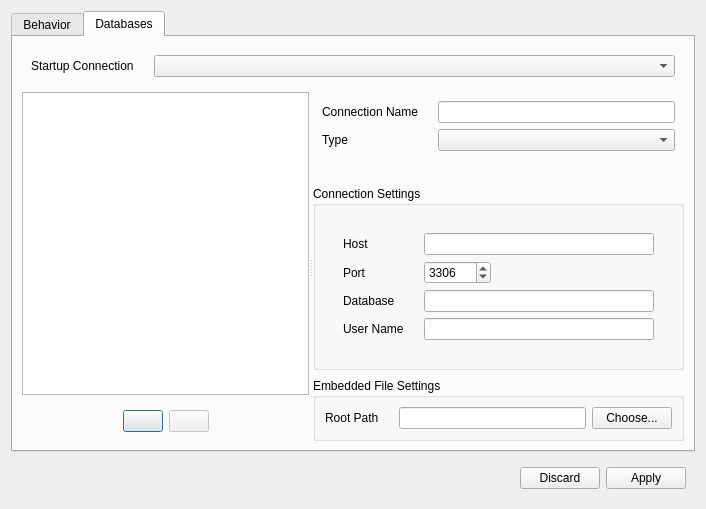
Above: src/SettingsDialog.ui from alemariusnexus/electronicsdb before the change. Below: the same form after it.
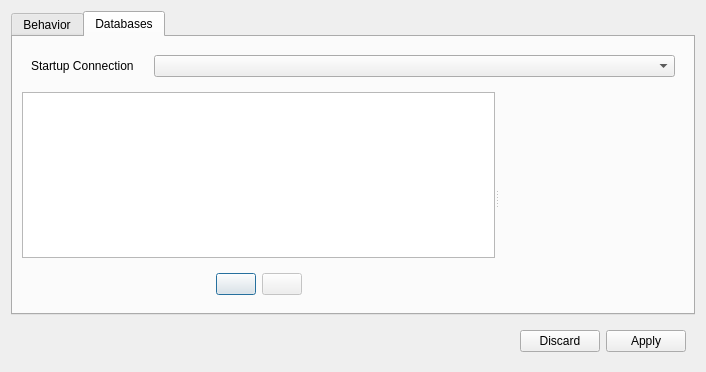
That is the form after the change. The open tabs and pages were chosen to show the change. Icons and pictures are not drawn. Custom widgets are drawn as their Qt base class.

Commit message: Made it work on Windows, included fallback icons, corrected some errors (e.g. buttons that should have been disabled without database connection), tidied up the connection editor (in settings, and in 'New connection' dialogue)

Diff of the .ui file:
```diff
--- a/src/SettingsDialog.ui
+++ b/src/SettingsDialog.ui
@@ -7,7 +7,7 @@
     <x>0</x>
     <y>0</y>
     <width>706</width>
-    <height>432</height>
+    <height>372</height>
    </rect>
   </property>
   <property name="windowTitle">
@@ -153,230 +153,13 @@
            </item>
           </layout>
          </widget>
-         <widget class="QWidget" name="widget" native="true">
+         <widget class="ConnectionEditWidget" name="connEditor" native="true">
           <property name="sizePolicy">
            <sizepolicy hsizetype="Expanding" vsizetype="Preferred">
             <horstretch>0</horstretch>
             <verstretch>0</verstretch>
            </sizepolicy>
           </property>
-          <layout class="QVBoxLayout" name="verticalLayout_2">
-           <item>
-            <widget class="QWidget" name="widget_4" native="true">
-             <layout class="QFormLayout" name="formLayout">
-              <property name="horizontalSpacing">
-               <number>20</number>
-              </property>
-              <item row="0" column="0">
-               <widget class="QLabel" name="label">
-                <property name="text">
-                 <string>Connection Name</string>
-                </property>
-               </widget>
-              </item>
-              <item row="0" column="1">
-               <widget class="QLineEdit" name="connNameField">
-                <property name="enabled">
-                 <bool>true</bool>
-                </property>
-               </widget>
-              </item>
-              <item row="1" column="0">
-               <widget class="QLabel" name="label_5">
-                <property name="text">
-                 <string>Type</string>
-                </property>
-               </widget>
-              </item>
-              <item row="1" column="1">
-               <widget class="QComboBox" name="connTypeBox"/>
-              </item>
-             </layout>
-            </widget>
-           </item>
-           <item>
-            <spacer name="verticalSpacer_2">
-             <property name="orientation">
-              <enum>Qt::Vertical</enum>
-             </property>
-             <property name="sizeType">
-              <enum>QSizePolicy::Fixed</enum>
-             </property>
-             <property name="sizeHint" stdset="0">
-              <size>
-               <width>20</width>
-               <height>20</height>
-              </size>
-             </property>
-            </spacer>
-           </item>
-           <item>
-            <widget class="QGroupBox" name="groupBox">
-             <property name="title">
-              <string>Connection Settings</string>
-             </property>
-             <layout class="QVBoxLayout" name="verticalLayout_4">
-              <item>
-               <widget class="QStackedWidget" name="connStackWidget">
-                <property name="currentIndex">
-                 <number>1</number>
-                </property>
-                <widget class="QWidget" name="page_3">
-                 <layout class="QVBoxLayout" name="verticalLayout_5">
-                  <item>
-                   <widget class="QWidget" name="widget_6" native="true">
-                    <layout class="QFormLayout" name="formLayout_3">
-                     <property name="fieldGrowthPolicy">
-                      <enum>QFormLayout::ExpandingFieldsGrow</enum>
-                     </property>
-                     <property name="horizontalSpacing">
-                      <number>20</number>
-                     </property>
-                     <item row="0" column="1">
-                      <widget class="QLineEdit" name="connServerField"/>
-                     </item>
-                     <item row="1" column="0">
-                      <widget class="QLabel" name="label_3">
-                       <property name="text">
-                        <string>Port</string>
-                       </property>
-                      </widget>
-                     </item>
-                     <item row="1" column="1">
-                      <widget class="QSpinBox" name="connPortField">
-                       <property name="maximum">
-                        <number>999999</number>
-                       </property>
-                       <property name="value">
-                        <number>3306</number>
-                       </property>
-                      </widget>
-                     </item>
-                     <item row="3" column="0">
-                      <widget class="QLabel" name="label_4">
-                       <property name="text">
-                        <string>User Name</string>
-                       </property>
-                      </widget>
-                     </item>
-                     <item row="3" column="1">
-                      <widget class="QLineEdit" name="connUserField"/>
-                     </item>
-                     <item row="0" column="0">
-                      <widget class="QLabel" name="label_2">
-                       <property name="text">
-                        <string>Host</string>
-                       </property>
-                      </widget>
-                     </item>
-                     <item row="2" column="0">
-                      <widget class="QLabel" name="label_7">
-                       <property name="text">
-                        <string>Database</string>
-                       </property>
-                      </widget>
-                     </item>
-                     <item row="2" column="1">
-                      <widget class="QLineEdit" name="connDbField"/>
-                     </item>
-                    </layout>
-                   </widget>
-                  </item>
-                 </layout>
-                </widget>
-                <widget class="QWidget" name="page_4">
-                 <layout class="QFormLayout" name="formLayout_2">
-                  <property name="fieldGrowthPolicy">
-                   <enum>QFormLayout::ExpandingFieldsGrow</enum>
-                  </property>
-                  <property name="horizontalSpacing">
-                   <number>20</number>
-                  </property>
-                  <item row="0" column="0">
-                   <widget class="QLabel" name="label_6">
-                    <property name="text">
-                     <string>Database File</string>
-                    </property>
-                   </widget>
-                  </item>
-                  <item row="0" column="1">
-                   <widget class="QWidget" name="widget_7" native="true">
-                    <layout class="QHBoxLayout" name="horizontalLayout_4">
-                     <property name="margin">
-                      <number>0</number>
-                     </property>
-                     <item>
-                      <widget class="QLineEdit" name="connSqliteFileField"/>
-                     </item>
-                     <item>
-                      <widget class="QPushButton" name="connSqliteChooseButton">
-                       <property name="text">
-                        <string>Choose...</string>
-                       </property>
-                      </widget>
-                     </item>
-                    </layout>
-                   </widget>
-                  </item>
-                 </layout>
-                </widget>
-               </widget>
-              </item>
-             </layout>
-            </widget>
-           </item>
-           <item>
-            <spacer name="verticalSpacer">
-             <property name="orientation">
-              <enum>Qt::Vertical</enum>
-             </property>
-             <property name="sizeHint" stdset="0">
-              <size>
-               <width>20</width>
-               <height>40</height>
-              </size>
-             </property>
-            </spacer>
-           </item>
-           <item>
-            <widget class="QGroupBox" name="groupBox_2">
-             <property name="title">
-              <string>Embedded File Settings</string>
-             </property>
-             <layout class="QFormLayout" name="formLayout_5">
-              <property name="horizontalSpacing">
-               <number>20</number>
-              </property>
-              <item row="0" column="0">
-               <widget class="QLabel" name="label_9">
-                <property name="text">
-                 <string>Root Path</string>
-                </property>
-               </widget>
-              </item>
-              <item row="0" column="1">
-               <widget class="QWidget" name="widget_9" native="true">
-                <layout class="QHBoxLayout" name="horizontalLayout_2">
-                 <property name="margin">
-                  <number>0</number>
-                 </property>
-                 <item>
-                  <widget class="QLineEdit" name="connFileRootField"/>
-                 </item>
-                 <item>
-                  <widget class="QPushButton" name="connFileRootChooseButton">
-                   <property name="text">
-                    <string>Choose...</string>
-                   </property>
-                  </widget>
-                 </item>
-                </layout>
-               </widget>
-              </item>
-             </layout>
-            </widget>
-           </item>
-          </layout>
          </widget>
         </widget>
        </item>
@@ -399,6 +182,14 @@
    </item>
   </layout>
  </widget>
+ <customwidgets>
+  <customwidget>
+   <class>ConnectionEditWidget</class>
+   <extends>QWidget</extends>
+   <header location="global">ConnectionEditWidget.h</header>
+   <container>1</container>
+  </customwidget>
+ </customwidgets>
  <resources/>
  <connections/>
 </ui>
```
Left out of the diff: 2 changed lines with no effect on the pictures. The commit also changes 23 other files.
